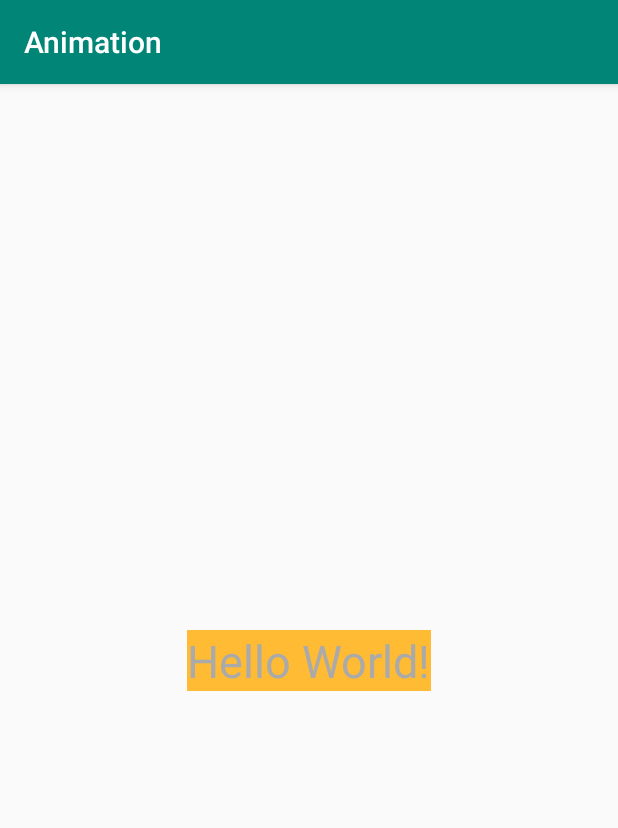
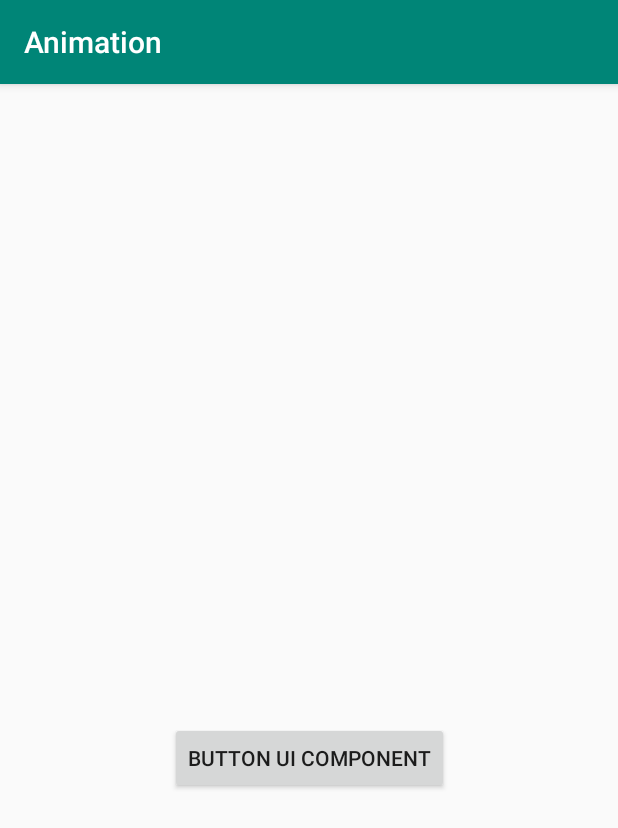
Before and after one commit to mratyunjay007/Animation, an Android app: the screen it shows after launch (MainActivity), on a phone screen of 412 x 824 dp. Shown: the top 828 px of the screen. Run offline under Robolectric (Android 15) with nearby library versions, the phone set to English and light mode, and no system bars.

Commit message:
multi animation

```diff
--- a/app/src/main/java/com/spirit/tech/animation/MainActivity.java
+++ b/app/src/main/java/com/spirit/tech/animation/MainActivity.java
@@ -6,10 +6,12 @@ import android.view.View;
 import android.widget.Button;
 import android.widget.TextView;
 
-public class MainActivity extends AppCompatActivity implements View.OnClickListener {
+public class MainActivity extends AppCompatActivity  {
 
-    TextView click,tvhi;
+    TextView click,tvhi,tvandroid;
     boolean flag;
+    Button btnUi;
+
     @Override
     protected void onCreate(Bundle savedInstanceState) {
         super.onCreate(savedInstanceState);
@@ -17,26 +19,40 @@ public class MainActivity extends AppCompatActivity implements View.OnClickListe
 
         click = findViewById(R.id.btnclick);
         tvhi = findViewById(R.id.newword);
+        tvandroid=findViewById(R.id.tvandroid);
+        btnUi=findViewById(R.id.btnUi);
 
-        click.setOnClickListener(this);
+        btnUi.setOnClickListener(new View.OnClickListener() {
+            @Override
+            public void onClick(View v) {
+                click.animate().scaleX(1f).rotation(14400).setDuration(2000);
+                tvhi.animate().alpha(1).translationY(0).rotation(-3600).setDuration(20000);
+                tvandroid.animate().translationY(0).scaleX(0.5f).scaleY(0.5f).setDuration(5000);
+
+
+
+            }
+        });
+
+//        click.setOnClickListener(this);
 
     }
 
-    @Override
-    public void onClick(View v) {
-        if(v.getId()==R.id.btnclick)
-        {
-            if (!flag) {
-                flag = true;
-
-                click.animate().alpha(0).setDuration(3000);
-                tvhi.animate().alpha(1).setDuration(3000);
-            } else {
-                flag = false;
-                click.animate().alpha(1).setDuration(3000);
-                tvhi.animate().alpha(0).setDuration(3000);
-
-            }
-        }
-    }
+//    @Override
+//    public void onClick(View v) {
+//        if(v.getId()==R.id.btnclick)
+//        {
+//            if (!flag) {
+//                flag = true;
+//
+//                click.animate().alpha(0).setDuration(3000);
+//                tvhi.animate().alpha(1).setDuration(3000);
+//            } else {
+//                flag = false;
+//                click.animate().alpha(1).setDuration(3000);
+//                tvhi.animate().alpha(0).setDuration(3000);
+//
+//            }
+//        }
+//    }
 }
--- a/app/src/main/res/layout/activity_main.xml
+++ b/app/src/main/res/layout/activity_main.xml
@@ -15,24 +15,61 @@
         android:textColor="@android:color/darker_gray"
         android:textSize="30sp"
         app:layout_constraintBottom_toBottomOf="parent"
+        app:layout_constraintHorizontal_bias="0.393"
         app:layout_constraintLeft_toLeftOf="parent"
         app:layout_constraintRight_toRightOf="parent"
         app:layout_constraintTop_toTopOf="parent"
+        app:layout_constraintVertical_bias="0.144"
+        android:scaleX="0"
         />
 
     <TextView
         android:id="@+id/newword"
         android:layout_width="wrap_content"
         android:layout_height="wrap_content"
+        android:alpha="0"
         android:background="@android:color/holo_orange_light"
         android:text="Hi World!"
         android:textColor="@android:color/darker_gray"
         android:textSize="30sp"
         app:layout_constraintBottom_toBottomOf="parent"
+        app:layout_constraintHorizontal_bias="0.423"
         app:layout_constraintLeft_toLeftOf="parent"
+
         app:layout_constraintRight_toRightOf="parent"
         app:layout_constraintTop_toTopOf="parent"
+        app:layout_constraintVertical_bias="0.144"
+        android:translationY="-200dp"/>
 
-        android:alpha="0"/>
+    <TextView
+        android:id="@+id/tvandroid"
+        android:layout_width="362dp"
+        android:layout_height="wrap_content"
+        android:layout_marginStart="8dp"
+        android:layout_marginTop="212dp"
+        android:layout_marginEnd="8dp"
+        android:background="?attr/colorError"
+        android:text="Professional Android Developer"
+        android:textSize="40sp"
+        app:layout_constraintEnd_toEndOf="parent"
+        app:layout_constraintHorizontal_bias="0.0"
+        app:layout_constraintStart_toStartOf="parent"
+        app:layout_constraintTop_toTopOf="parent"
+        android:translationY="2000dp"/>
+
+    <Button
+        android:id="@+id/btnUi"
+        android:layout_width="wrap_content"
+        android:layout_height="wrap_content"
+        android:layout_marginStart="8dp"
+        android:layout_marginTop="56dp"
+        android:layout_marginEnd="8dp"
+        android:layout_marginBottom="8dp"
+        android:text="Button Ui component"
+        app:layout_constraintBottom_toBottomOf="parent"
+        app:layout_constraintEnd_toEndOf="parent"
+        app:layout_constraintStart_toStartOf="parent"
+        app:layout_constraintTop_toBottomOf="@+id/tvandroid"
+        app:layout_constraintVertical_bias="0.164" />
 
 </android.support.constraint.ConstraintLayout>
--- a/gradle.properties
+++ b/gradle.properties
@@ -6,7 +6,7 @@
 # http://www.gradle.org/docs/current/userguide/build_environment.html
 # Specifies the JVM arguments used for the daemon process.
 # The setting is particularly useful for tweaking memory settings.
-org.gradle.jvmargs=-Xmx1024m
+org.gradle.jvmargs=-Xmx512m
 # When configured, Gradle will run in incubating parallel mode.
 # This option should only be used with decoupled projects. More details, visit
 # http://www.gradle.org/docs/current/userguide/multi_project_builds.html#sec:decoupled_projects
```
